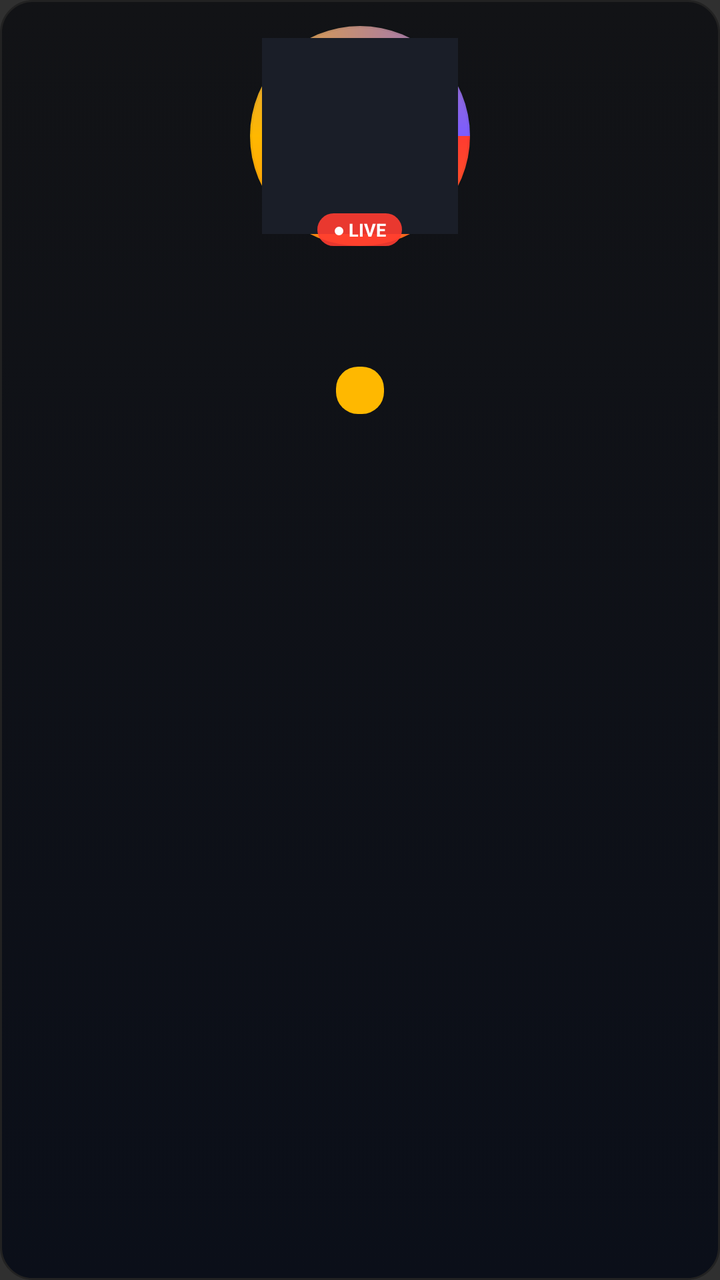
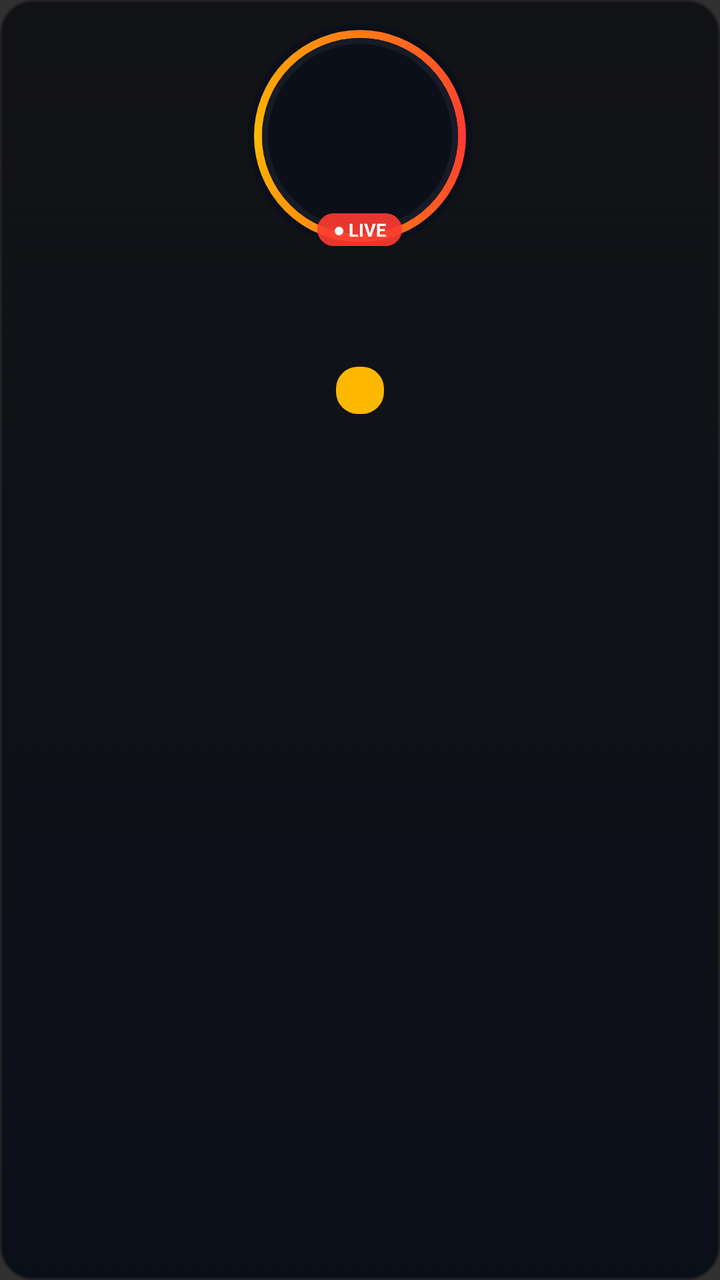

Two renders of the same Android screen: before a commit and after it. Below are the layout's source before the change and the commit's diff.
<!-- AndroidManifest.xml: application theme Theme.AppCompat.NoActionBar -->
<!-- res/layout/item_card_horizontal.xml -->
<?xml version="1.0" encoding="utf-8"?>
<LinearLayout xmlns:android="http://schemas.android.com/apk/res/android"
    android:layout_width="190dp"
    android:layout_height="wrap_content"
    android:orientation="vertical"
    android:gravity="center_horizontal"
    android:padding="12dp"
    android:layout_margin="7dp"
    android:background="@drawable/card_live_bg"
    android:focusable="true"
    android:clickable="true">

    <FrameLayout
        android:layout_width="112dp"
        android:layout_height="112dp">

        <View
            android:layout_width="112dp"
            android:layout_height="112dp"
            android:background="@drawable/avatar_ring" />

        <ImageView
            android:id="@+id/cardAvatar"
            android:layout_width="98dp"
            android:layout_height="98dp"
            android:layout_gravity="center"
            android:scaleType="centerCrop"
            android:background="#1A1E28"
            android:contentDescription="@string/app_name" />

        <TextView
            android:layout_width="wrap_content"
            android:layout_height="wrap_content"
            android:layout_gravity="bottom|center_horizontal"
            android:layout_marginBottom="1dp"
            android:text="● LIVE"
            android:textColor="#FFFFFF"
            android:background="@drawable/badge_live"
            android:paddingLeft="8dp"
            android:paddingRight="8dp"
            android:paddingTop="2dp"
            android:paddingBottom="2dp"
            android:textSize="9sp"
            android:textStyle="bold" />
    </FrameLayout>

    <TextView
        android:id="@+id/cardBlv"
        android:layout_width="match_parent"
        android:layout_height="wrap_content"
        android:layout_marginTop="10dp"
        android:gravity="center"
        android:textColor="#FFFFFF"
        android:fontFamily="@font/oswald"
        android:textSize="17sp"
        android:textStyle="bold"
        android:ellipsize="end"
        android:maxLines="1" />

    <TextView
        android:id="@+id/cardMatch"
        android:layout_width="match_parent"
        android:layout_height="wrap_content"
        android:layout_marginTop="4dp"
        android:gravity="center"
        android:textColor="#C3CBDF"
        android:fontFamily="sans-serif-medium"
        android:textSize="11sp"
        android:ellipsize="end"
        android:maxLines="2" />

    <TextView
        android:id="@+id/cardViewers"
        android:layout_width="wrap_content"
        android:layout_height="wrap_content"
        android:layout_marginTop="8dp"
        android:textColor="#FFB800"
        android:fontFamily="@font/oswald"
        android:textSize="13sp"
        android:fontFeatureSettings="tnum"
        android:background="@drawable/pill_viewers"
        android:paddingLeft="12dp"
        android:paddingRight="12dp"
        android:paddingTop="3dp"
        android:paddingBottom="3dp" />
</LinearLayout>
<!-- resources referenced by this layout -->
<resources>
  <!-- drawable avatar_ring (drawable) -->
  <?xml version="1.0" encoding="utf-8"?>
  <shape xmlns:android="http://schemas.android.com/apk/res/android" android:shape="oval">
      <gradient android:type="sweep" android:startColor="#FF3B30" android:centerColor="#FFB800" android:endColor="#7C5CFF" />
      <stroke android:width="2dp" android:color="#0B0F1900" />
  </shape>
  <!-- drawable badge_live (drawable) -->
  <?xml version="1.0" encoding="utf-8"?>
  <shape xmlns:android="http://schemas.android.com/apk/res/android" android:shape="rectangle">
      <solid android:color="#E6FF3B30" />
      <corners android:radius="9dp" />
  </shape>
  <!-- drawable card_live_bg (drawable) -->
  <?xml version="1.0" encoding="utf-8"?>
  <selector xmlns:android="http://schemas.android.com/apk/res/android">
      <item android:state_focused="true">
          <shape>
              <gradient android:angle="270" android:startColor="#171B26" android:endColor="#121316" />
              <corners android:radius="16dp" />
              <stroke android:width="2dp" android:color="#FFB800" />
          </shape>
      </item>
      <item android:state_pressed="true">
          <shape>
              <solid android:color="#171B26" />
              <corners android:radius="16dp" />
              <stroke android:width="2dp" android:color="#FFB800" />
          </shape>
      </item>
      <item>
          <shape>
              <gradient android:angle="270" android:startColor="#121316" android:endColor="#0B0F19" />
              <corners android:radius="16dp" />
              <stroke android:width="1dp" android:color="#222222" />
          </shape>
      </item>
  </selector>
  <!-- drawable pill_viewers (drawable) -->
  <?xml version="1.0" encoding="utf-8"?>
  <shape xmlns:android="http://schemas.android.com/apk/res/android" android:shape="rectangle">
      <solid android:color="#FFB800" />
      <corners android:radius="11dp" />
  </shape>
  <string name="app_name">KênhLive</string>
</resources>

<!-- the commit's change to res/layout/item_card_horizontal.xml (unified diff, before → after) -->
@@ -19,14 +19,24 @@
             android:layout_height="112dp"
             android:background="@drawable/avatar_ring" />
 
-        <ImageView
-            android:id="@+id/cardAvatar"
+        <FrameLayout
             android:layout_width="98dp"
             android:layout_height="98dp"
             android:layout_gravity="center"
-            android:scaleType="centerCrop"
-            android:background="#1A1E28"
-            android:contentDescription="@string/app_name" />
+            android:background="@drawable/avatar_bg">
+
+            <ImageView
+                android:id="@+id/cardAvatar"
+                android:layout_width="match_parent"
+                android:layout_height="match_parent"
+                android:scaleType="centerCrop"
+                android:contentDescription="@string/app_name" />
+
+            <View
+                android:layout_width="match_parent"
+                android:layout_height="match_parent"
+                android:background="@drawable/avatar_mask" />
+        </FrameLayout>
 
         <TextView
             android:layout_width="wrap_content"
<!-- resource entries referenced after the edit -->
@@ -1,10 +1,23 @@
 <!-- resources referenced by this layout -->
 <resources>
+  <!-- drawable avatar_bg (drawable) -->
+  <?xml version="1.0" encoding="utf-8"?>
+  <shape xmlns:android="http://schemas.android.com/apk/res/android" android:shape="oval">
+      <solid android:color="#0B0F19" />
+  </shape>
+  <!-- drawable avatar_mask (drawable) -->
+  <?xml version="1.0" encoding="utf-8"?>
+  <shape xmlns:android="http://schemas.android.com/apk/res/android" android:shape="oval">
+      <stroke android:width="3dp" android:color="#171B26" />
+  </shape>
   <!-- drawable avatar_ring (drawable) -->
   <?xml version="1.0" encoding="utf-8"?>
   <shape xmlns:android="http://schemas.android.com/apk/res/android" android:shape="oval">
-      <gradient android:type="sweep" android:startColor="#FF3B30" android:centerColor="#FFB800" android:endColor="#7C5CFF" />
-      <stroke android:width="2dp" android:color="#0B0F1900" />
+      <gradient android:type="sweep"
+          android:startColor="#FF3B30"
+          android:centerColor="#FFB800"
+          android:endColor="#FF3B30" />
+      <stroke android:width="3dp" android:color="#0B0F19" />
   </shape>
   <!-- drawable badge_live (drawable) -->
   <?xml version="1.0" encoding="utf-8"?>
